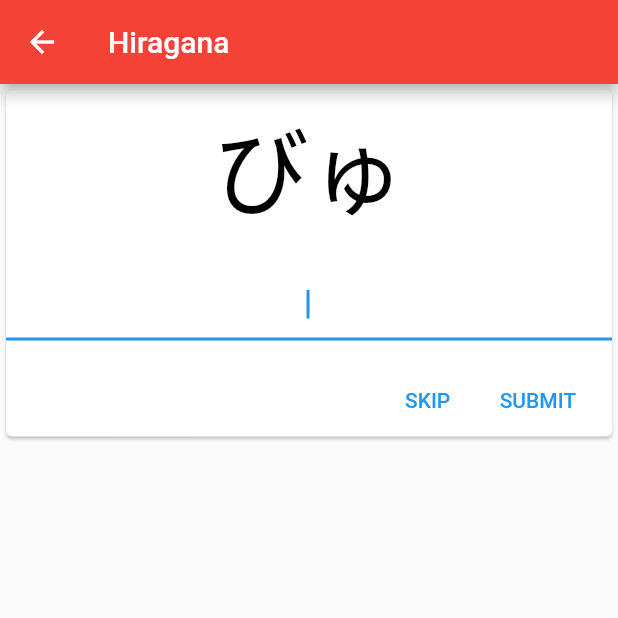
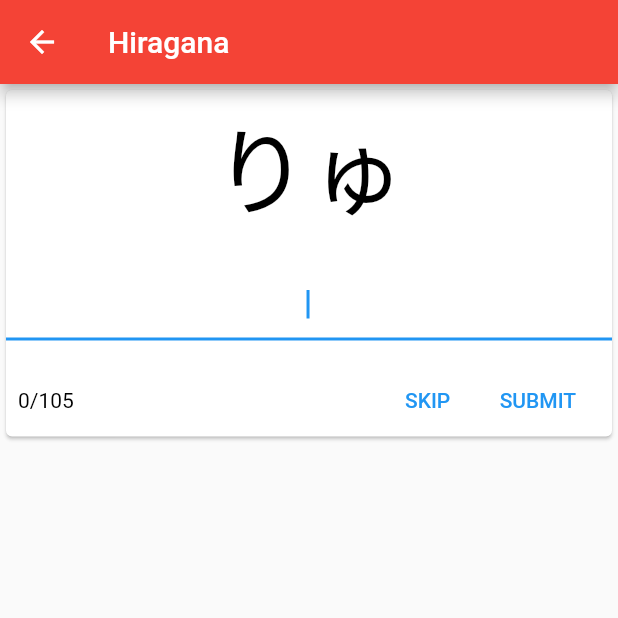
Before and after one commit to CayneByron/Flashcards, a Flutter app: the screen it shows after launch, after a tap on "Hiragana", on a phone screen of 412 x 824 dp, the top half of it. Run offline on Flutter 3.47's test engine with Material 2 defaults, Android fonts, the phone set to English and light mode, and no system bars; our stand-ins replace flutter_spinkit.

Commit message:
Added success counter

```diff
--- a/lib/pages/flashcard.dart
+++ b/lib/pages/flashcard.dart
@@ -3,6 +3,7 @@ import 'dart:convert';
 import 'dart:math';
 import 'package:flutter_spinkit/flutter_spinkit.dart';
 import 'dart:async';
+import 'package:flashcards/widgets/gradienttext.dart';
 
 class Flashcard extends StatefulWidget {
   const Flashcard({Key? key}) : super(key: key);
@@ -28,6 +29,8 @@ class _FlashcardState extends State<Flashcard> {
   String assetName = '';
   dynamic data;
   final focus = FocusNode();
+  int successCount = 0;
+  List successList = List.empty(growable: true);
 
   @override
   void initState() {
@@ -57,7 +60,7 @@ class _FlashcardState extends State<Flashcard> {
       }
 
       answerKey = 'roumaji';
-      Random random = Random();
+      Random random = Random(DateTime.now().millisecondsSinceEpoch);
       int nextInt = random.nextInt(jsonData.length - 1);
       setState(() {
         data = jsonData;
@@ -73,9 +76,19 @@ class _FlashcardState extends State<Flashcard> {
   }
 
   void submit(String answer, String submittedAnswer) {
+      bool wasCorrect = isCorrect;
       String submittedAnswerUpper = submittedAnswer.toUpperCase();
       if (submittedAnswerUpper == answer.toUpperCase()) {
         isCorrect = true;
+      }
+      if (isCorrect && !wasCorrect) {
+        successCount++;
+        if (successCount <= data.length) {
+          successList.add(currentIndex);
+        }
+      } else if (!isCorrect) {
+        successCount = 0;
+        successList.clear();
       }
       setState(() {
         hasAnswer = true;
@@ -84,11 +97,11 @@ class _FlashcardState extends State<Flashcard> {
   }
 
   void next() {
-    Random random = Random();
+    Random random = Random(DateTime.now().millisecondsSinceEpoch);
     int nextInt = -1;
     while (true) {
-      nextInt = random.nextInt(data.length - 1);
-      if (nextInt != currentIndex) {
+      nextInt = random.nextInt(data.length);
+      if (!successList.contains(nextInt) || successCount >= data.length) {
         break;
       }
     }
@@ -113,8 +126,10 @@ class _FlashcardState extends State<Flashcard> {
     String meaning = currentMeaning;
     answerController.text = currentText;
     answerController.selection = TextSelection.fromPosition(TextPosition(offset: answerController.text.length));
+    int dataLength = 0;
     if (hasData) {
       FocusScope.of(context).requestFocus(focus);
+      dataLength = data.length;
     } else {
       loadAll();
     }
@@ -205,8 +220,41 @@ class _FlashcardState extends State<Flashcard> {
                         ),
                       ),
                       Row(
-                        mainAxisAlignment: MainAxisAlignment.end,
+                        mainAxisAlignment: MainAxisAlignment.spaceBetween,
                         children: <Widget>[
+                          const SizedBox(width: 8),
+                          Visibility(
+                            visible: successCount >= dataLength,
+                            child: GradientText(
+                              '$successCount/$dataLength',
+                              gradient: const LinearGradient(colors: [
+                                Colors.red,
+                                Colors.pink,
+                                Colors.purple,
+                                Colors.deepPurple,
+                                Colors.deepPurple,
+                                Colors.indigo,
+                                Colors.blue,
+                                Colors.lightBlue,
+                                Colors.cyan,
+                                Colors.teal,
+                                Colors.green,
+                                Colors.lightGreen,
+                                Colors.lime,
+                                Colors.yellow,
+                                Colors.amber,
+                                Colors.orange,
+                                Colors.deepOrange,
+                              ]),
+                            ),
+                          ),
+                          Visibility(
+                            visible: successCount < dataLength,
+                            child: Text('$successCount/$dataLength', style: const TextStyle(
+                              color: Colors.black
+                            )),
+                          ),
+                          const Spacer(),
                           Visibility(
                             visible: !hasAnswer,
                             child: TextButton(
--- a/lib/pages/menu.dart
+++ b/lib/pages/menu.dart
@@ -13,7 +13,7 @@ class _MenuState extends State<Menu> {
     List<String> menuItems = ['Hiragana', 'Katakana', 'Common Words 1', 'Common Words 2'];
     return Scaffold(
       appBar: AppBar(
-        title: const Text('Select Item'),
+        title: const Text('Kanarama'),
       ),
       body: GridView.count(
         // Create a grid with 2 columns. If you change the scrollDirection to
```
Also changed, not shown: lib/widgets/gradienttext.dart (added, +24 -0 lines).
